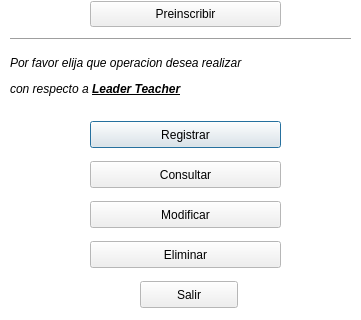
First picture: the form in SGC/Vista/VistaDigitador.ui, repository fernandosanchez1128/SGC, before the edit; both pictures show x 0 to 361 and y 159 to 479 of the 361 by 479 pixel window.
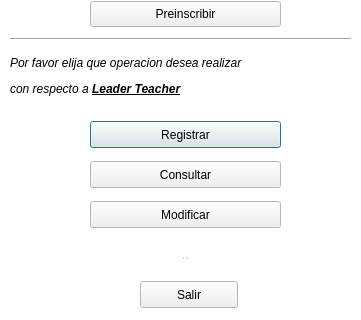
Second picture: the form after the edit.

Diff of the .ui file:
```diff
--- a/SGC/Vista/VistaDigitador.ui
+++ b/SGC/Vista/VistaDigitador.ui
@@ -205,6 +205,9 @@
    </property>
   </widget>
   <widget class="QPushButton" name="btEliminarLT">
+   <property name="enabled">
+    <bool>false</bool>
+   </property>
    <property name="geometry">
     <rect>
      <x>90</x>
@@ -214,7 +217,19 @@
     </rect>
    </property>
    <property name="text">
-    <string>Eliminar</string>
+    <string>..</string>
+   </property>
+   <property name="checkable">
+    <bool>false</bool>
+   </property>
+   <property name="autoDefault">
+    <bool>false</bool>
+   </property>
+   <property name="default">
+    <bool>false</bool>
+   </property>
+   <property name="flat">
+    <bool>true</bool>
    </property>
   </widget>
   <widget class="Line" name="line">
```
